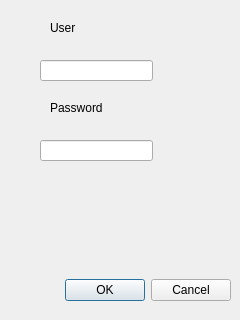
First picture: the form in ui/delicious.ui, repository fredollinger/scutum, before the edit.
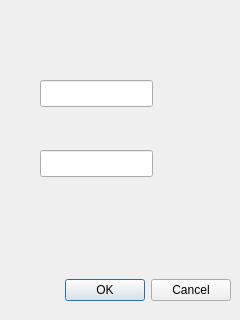
Second picture: the form after the edit.

Commit message: Added a ui file for the password manager.

```diff
--- a/ui/delicious.ui
+++ b/ui/delicious.ui
@@ -33,9 +33,9 @@
    <property name="geometry">
     <rect>
      <x>40</x>
-     <y>60</y>
+     <y>80</y>
      <width>113</width>
-     <height>21</height>
+     <height>27</height>
     </rect>
    </property>
   </widget>
@@ -43,38 +43,12 @@
    <property name="geometry">
     <rect>
      <x>40</x>
-     <y>140</y>
+     <y>150</y>
      <width>113</width>
-     <height>21</height>
+     <height>27</height>
     </rect>
    </property>
   </widget>
-  <widget class="QLabel" name="label">
-   <property name="geometry">
-    <rect>
-     <x>50</x>
-     <y>20</y>
-     <width>57</width>
-     <height>15</height>
-    </rect>
-   </property>
-   <property name="text">
-    <string>User</string>
-   </property>
-  </widget>
-  <widget class="QLabel" name="label_2">
-   <property name="geometry">
-    <rect>
-     <x>50</x>
-     <y>100</y>
-     <width>57</width>
-     <height>15</height>
-    </rect>
-   </property>
-   <property name="text">
-    <string>Password</string>
-   </property>
-  </widget>
  </widget>
  <resources/>
  <connections>
```
The commit also changes 1 other file.
